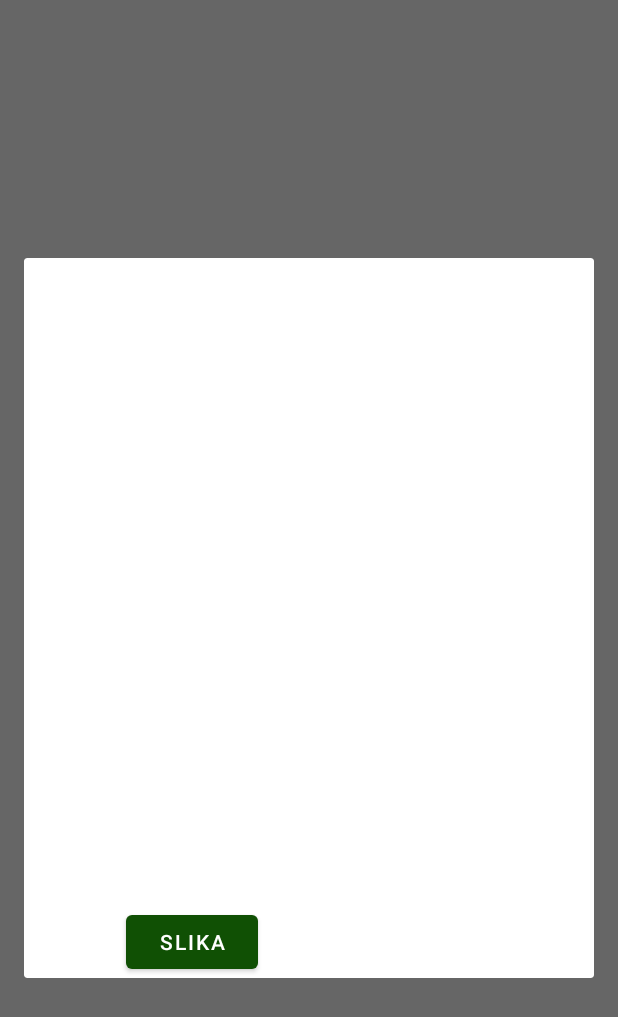
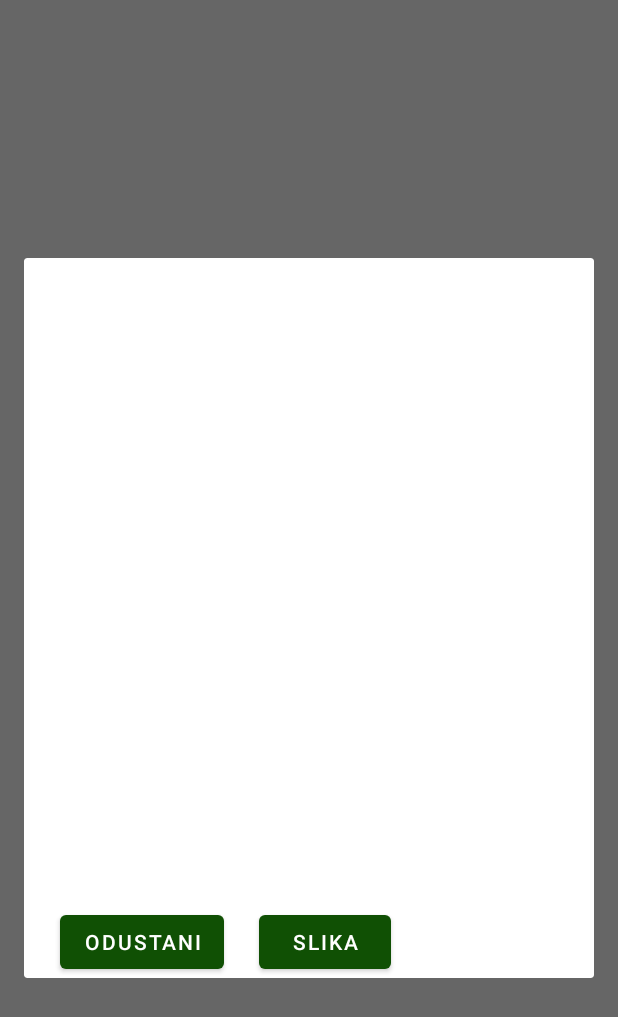
Before and after one commit to anovinc/BelaBlok, an Android app: the NewPostDialog screen opened through its navigation route, on a phone screen of 412 x 824 dp. Shown: the top 1017 px of the screen. Run offline under Robolectric (Android 15) with nearby library versions, the phone set to English and light mode, and no system bars; 2 statements that could not run were skipped.

Commit message:
add progress bar and fix adding new post

```diff
--- a/app/src/main/java/com/example/belablok/model/Post.kt
+++ b/app/src/main/java/com/example/belablok/model/Post.kt
@@ -2,7 +2,7 @@ package com.example.belablok.model
 
 
 data class Post(
-    val id: Int,
+    val id: Float,
     val title: String?,
     val imageUrl: String
 )
--- a/app/src/main/java/com/example/belablok/ui/game/GameEndDialogFragment.kt
+++ b/app/src/main/java/com/example/belablok/ui/game/GameEndDialogFragment.kt
@@ -29,8 +29,8 @@ class GameEndDialogFragment : DialogFragment() {
     override fun onViewCreated(view: View, savedInstanceState: Bundle?) {
         with(binding) {
             btnNewGame.onClick {
+                viewmodel.clearPlayers()
                 viewmodel.clearList()
-                viewmodel.clearPlayers()
                 findNavController().navigate(R.id.action_gameEndFragment_to_playersEntryFragment)
                 dismiss()
             }
--- a/app/src/main/java/com/example/belablok/ui/posts/adapters/PostListViewHolder.kt
+++ b/app/src/main/java/com/example/belablok/ui/posts/adapters/PostListViewHolder.kt
@@ -1,11 +1,11 @@
 package com.example.belablok.ui.posts.adapters
 
 import androidx.recyclerview.widget.RecyclerView
-import com.example.belablok.databinding.ItemUserPostBinding
+import com.example.belablok.databinding.ItemUsersPostBinding
 import com.example.belablok.model.Post
 import com.squareup.picasso.Picasso
 
-class PostListViewHolder(private val binding: ItemUserPostBinding) : RecyclerView.ViewHolder(binding.root) {
+class PostListViewHolder(private val binding: ItemUsersPostBinding) : RecyclerView.ViewHolder(binding.root) {
 
     fun bind(post: Post) {
         binding.apply {
--- a/app/src/main/java/com/example/belablok/ui/posts/adapters/PostsListAdpater.kt
+++ b/app/src/main/java/com/example/belablok/ui/posts/adapters/PostsListAdpater.kt
@@ -3,7 +3,7 @@ package com.example.belablok.ui.posts.adapters
 import android.view.LayoutInflater
 import android.view.ViewGroup
 import androidx.recyclerview.widget.RecyclerView
-import com.example.belablok.databinding.ItemUserPostBinding
+import com.example.belablok.databinding.ItemUsersPostBinding
 import com.example.belablok.model.Post
 
 
@@ -19,7 +19,7 @@ class PostsListAdpater : RecyclerView.Adapter<PostListViewHolder>() {
 
     override fun onCreateViewHolder(parent: ViewGroup, viewType: Int): PostListViewHolder {
         return PostListViewHolder(
-            ItemUserPostBinding.inflate(
+            ItemUsersPostBinding.inflate(
                 LayoutInflater.from(parent.context),
                 parent,
                 false
--- a/app/src/main/java/com/example/belablok/ui/profile/NewPostDialog.kt
+++ b/app/src/main/java/com/example/belablok/ui/profile/NewPostDialog.kt
@@ -4,8 +4,11 @@ import android.os.Bundle
 import android.view.LayoutInflater
 import android.view.View
 import android.view.ViewGroup
+import android.widget.Toast
 import androidx.activity.result.contract.ActivityResultContracts
 import androidx.fragment.app.DialogFragment
+import androidx.navigation.fragment.findNavController
+import com.example.belablok.R
 import com.example.belablok.databinding.DialogFragmentNewPostBinding
 import com.example.belablok.extensions.invisble
 import com.example.belablok.extensions.onClick
@@ -16,17 +19,32 @@ import org.koin.android.ext.android.inject
 class NewPostDialog : DialogFragment() {
     private val viewModel: NewPostViewModel by inject()
     private lateinit var binding: DialogFragmentNewPostBinding
-    val loadImage = registerForActivityResult(
+    private val loadImage = registerForActivityResult(
         ActivityResultContracts.GetContent(),
     ) {
         binding.apply {
             ivPost.setImageURI(it)
             btnPost.visible()
             btnPost.onClick {
-                viewModel.upload(it)
-                dismiss()
+                progressBar.visible()
+                viewModel.upload(it) {
+                    if(it) {
+                        progressBar.invisble()
+                        goBack()
+                        dismiss()
+                        Toast.makeText(context,"Uspješno objavljen post!", Toast.LENGTH_SHORT).show()
+                    }
+                    else{
+
+                    }
+                }
             }
+
         }
+    }
+
+    private fun goBack() {
+        findNavController().navigate(R.id.action_newPostDialog_to_profileFragment)
     }
 
     override fun onCreateView(
@@ -44,8 +62,13 @@ class NewPostDialog : DialogFragment() {
             btnAddPhoto.onClick {
                 loadImage.launch("image/*")
             }
+            btnCancel.onClick {
+                dismiss()
+            }
         }
     }
-
-
+    override fun onStart() {
+        super.onStart()
+        isCancelable = false
+    }
 }
--- a/app/src/main/java/com/example/belablok/ui/profile/ProfileFragment.kt
+++ b/app/src/main/java/com/example/belablok/ui/profile/ProfileFragment.kt
@@ -40,6 +40,7 @@ class ProfileFragment : BaseFragment<FragmentProfileBinding>() {
             findNavController().navigate(R.id.action_profileFragment_to_newPostDialog)
         }
         setupRecycler()
+        viewmodel.getUserPosts()
         observePosts()
     }
     private fun setupRecycler() {
@@ -50,7 +51,6 @@ class ProfileFragment : BaseFragment<FragmentProfileBinding>() {
     }
 
     private fun observePosts() {
-        viewmodel.getUserPosts()
         viewmodel.userPosts.observe(viewLifecycleOwner) { posts->
             userPostsAdapter.refreshData(posts)
             Log.i("adapter", "observePosts: $posts")
--- a/app/src/main/java/com/example/belablok/ui/profile/adapters/UserPostListAdapter.kt
+++ b/app/src/main/java/com/example/belablok/ui/profile/adapters/UserPostListAdapter.kt
@@ -3,8 +3,7 @@ package com.example.belablok.ui.profile.adapters
 import android.view.LayoutInflater
 import android.view.ViewGroup
 import androidx.recyclerview.widget.RecyclerView
-import com.example.belablok.databinding.ItemUserPostBinding
-import com.example.belablok.model.GameRound
+import com.example.belablok.databinding.ItemProfilePostBinding
 import com.example.belablok.model.Post
 
 class UserPostListAdapter(private val onItemClicked:(Post) -> Unit): RecyclerView.Adapter<UserPostViewHolder>() {
@@ -17,7 +16,7 @@ class UserPostListAdapter(private val onItemClicked:(Post) -> Unit): RecyclerVie
         this.notifyDataSetChanged()
     }
     override fun onCreateViewHolder(parent: ViewGroup, viewType: Int): UserPostViewHolder {
-        return UserPostViewHolder(ItemUserPostBinding.inflate(LayoutInflater.from(parent.context), parent, false),onItemClicked)
+        return UserPostViewHolder(ItemProfilePostBinding.inflate(LayoutInflater.from(parent.context), parent, false),onItemClicked)
     }
 
     override fun onBindViewHolder(holder: UserPostViewHolder, position: Int) {
--- a/app/src/main/java/com/example/belablok/ui/viewmodels/DeletePostViewModel.kt
+++ b/app/src/main/java/com/example/belablok/ui/viewmodels/DeletePostViewModel.kt
@@ -6,9 +6,10 @@ import com.example.belablok.repositories.PostsRepository
 import kotlinx.coroutines.launch
 
 class DeletePostViewModel(private val postsRepository: PostsRepository) : ViewModel() {
-    fun deletePost(id: Int) {
+    fun deletePost(id: Float) {
         viewModelScope.launch {
             postsRepository.deletePost(id)
         }
     }
+
 }
--- a/app/src/main/java/com/example/belablok/ui/viewmodels/NewPostViewModel.kt
+++ b/app/src/main/java/com/example/belablok/ui/viewmodels/NewPostViewModel.kt
@@ -7,9 +7,9 @@ import com.example.belablok.repositories.PostsRepository
 import kotlinx.coroutines.launch
 
 class NewPostViewModel(private val postsRepository: PostsRepository) : ViewModel() {
-     fun upload(fileUrl: Uri) {
+     fun upload(fileUrl: Uri, onResult: (Boolean) -> Unit) {
         viewModelScope.launch {
-            postsRepository.uploadImage(fileUrl)
+            postsRepository.uploadImage(fileUrl, onResult)
         }
     }
 }
--- a/app/src/main/res/layout/dialog_fragment_new_post.xml
+++ b/app/src/main/res/layout/dialog_fragment_new_post.xml
@@ -14,7 +14,7 @@
 
     <Button
         android:layout_marginTop="@dimen/margin_extra_medium"
-        app:layout_constraintStart_toStartOf="parent"
+        app:layout_constraintStart_toEndOf="@id/btn_cancel"
         app:layout_constraintEnd_toStartOf="@id/btn_post"
         app:layout_constraintBottom_toBottomOf="parent"
         android:text="Slika"
@@ -34,4 +34,26 @@
         android:layout_width="wrap_content"
         android:layout_height="wrap_content" />
 
+    <Button
+        app:layout_constraintStart_toStartOf="parent"
+        android:layout_marginTop="@dimen/margin_extra_medium"
+        app:layout_constraintEnd_toStartOf="@id/btn_add_photo"
+        app:layout_constraintBottom_toBottomOf="parent"
+        android:text="Odustani"
+        app:layout_constraintTop_toBottomOf="@id/iv_post"
+        android:id="@+id/btn_cancel"
+        android:layout_width="wrap_content"
+        android:layout_height="wrap_content" />
+
+    <ProgressBar
+        android:visibility="invisible"
+        android:padding="10dp"
+        app:layout_constraintBottom_toBottomOf="parent"
+        app:layout_constraintTop_toTopOf="parent"
+        app:layout_constraintEnd_toEndOf="parent"
+        app:layout_constraintStart_toStartOf="parent"
+        android:id="@+id/progress_bar"
+        android:layout_width="wrap_content"
+        android:layout_height="wrap_content" />
+
 </androidx.constraintlayout.widget.ConstraintLayout>
--- a/app/src/main/res/navigation/navigation.xml
+++ b/app/src/main/res/navigation/navigation.xml
@@ -125,14 +125,24 @@
     <dialog
         android:id="@+id/newPostDialog"
         android:name="com.example.belablok.ui.profile.NewPostDialog"
-        android:label="NewPostDialog" />
+        android:label="NewPostDialog" >
+        <action
+            android:id="@+id/action_newPostDialog_to_profileFragment"
+            app:destination="@id/profileFragment"
+            app:popUpTo="@id/drawerHostFragment" />
+    </dialog>
     <dialog
         android:id="@+id/deletePostDialog"
         android:name="com.example.belablok.ui.profile.DeletePostDialog"
         android:label="DeletePostDialog" >
         <argument
             android:name="id"
-            app:argType="integer" />
+            app:argType="float" />
+        <action
+            android:id="@+id/action_deletePostDialog_to_profileFragment"
+            app:destination="@id/profileFragment"
+            app:popUpTo="@id/drawerHostFragment"
+            app:popUpToInclusive="false" />
     </dialog>
 
 </navigation>
```
Also changed, not shown: app/src/main/java/com/example/belablok/repositories/PostsRepository.kt (+27 -20 lines), app/src/main/java/com/example/belablok/ui/profile/DeletePostDialog.kt (+13 -3 lines), app/src/main/java/com/example/belablok/ui/profile/adapters/UserPostViewHolder.kt (+3 -9 lines), app/src/main/res/layout/fragment_profile.xml (+7 -5 lines), app/src/main/res/layout/item_profile_post.xml (added, +40 -0 lines), app/src/main/res/layout/item_users_post.xml (renamed from app/src/main/res/layout/item_user_post.xml).
